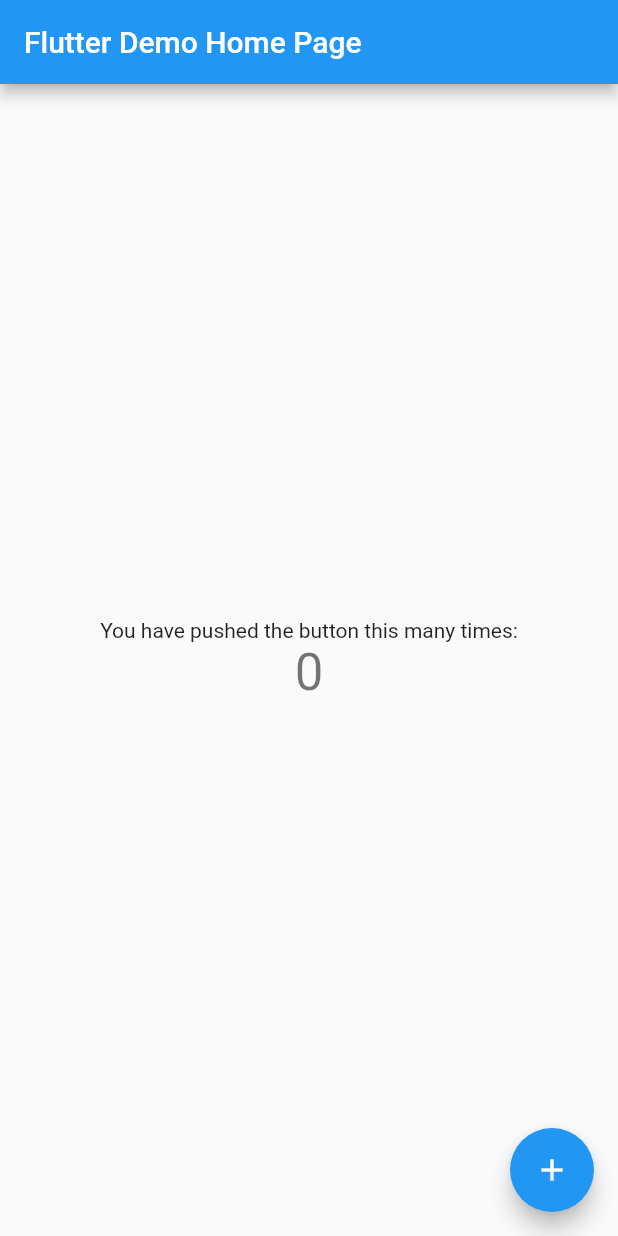
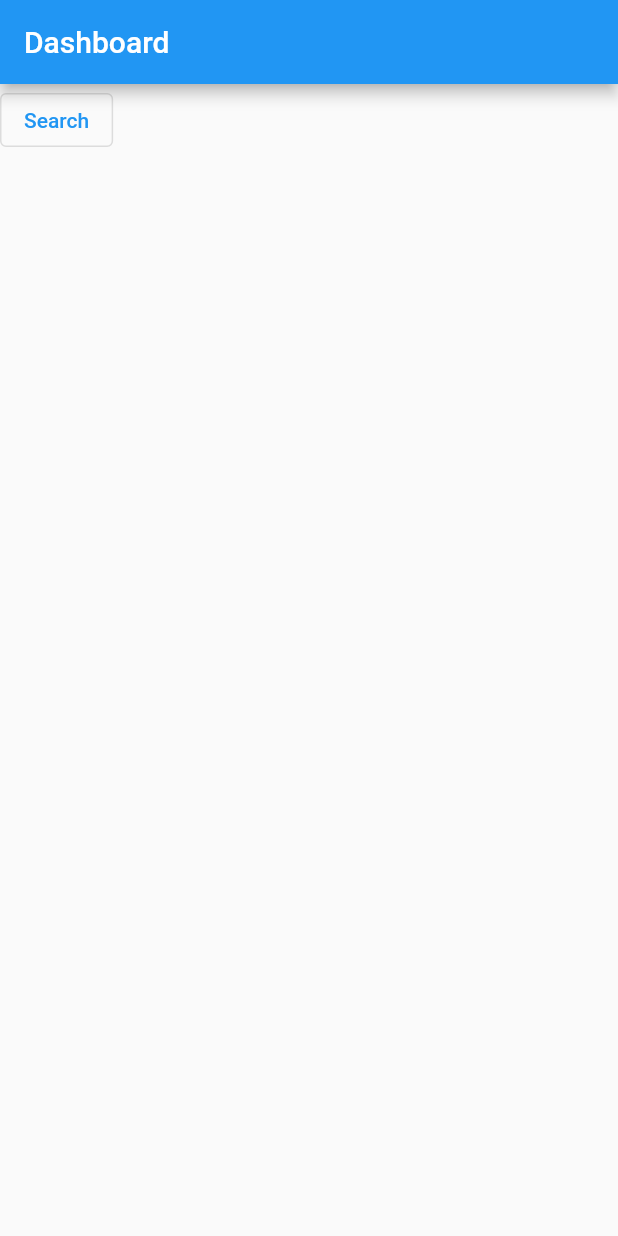
Before and after one commit to tarina-r/what-to-cook, a Flutter app: the screen it shows after launch, on a phone screen of 412 x 824 dp. Run offline on Flutter 3.47's test engine with Material 2 defaults, Android fonts, the phone set to English and light mode, and no system bars.

Commit message:
screen and navigation

```diff
--- a/lib/main.dart
+++ b/lib/main.dart
@@ -1,3 +1,4 @@
+import 'package:cook/screen/dashboard_screen.dart';
 import 'package:flutter/material.dart';
 
 void main() {
@@ -24,92 +25,7 @@ class MyApp extends StatelessWidget {
         // is not restarted.
         primarySwatch: Colors.blue,
       ),
-      home: const MyHomePage(title: 'Flutter Demo Home Page'),
+      home: const DashboardScreen(),
     );
   }
 }
-
-class MyHomePage extends StatefulWidget {
-  const MyHomePage({Key? key, required this.title}) : super(key: key);
-
-  // This widget is the home page of your application. It is stateful, meaning
-  // that it has a State object (defined below) that contains fields that affect
-  // how it looks.
-
-  // This class is the configuration for the state. It holds the values (in this
-  // case the title) provided by the parent (in this case the App widget) and
-  // used by the build method of the State. Fields in a Widget subclass are
-  // always marked "final".
-
-  final String title;
-
-  @override
-  State<MyHomePage> createState() => _MyHomePageState();
-}
-
-class _MyHomePageState extends State<MyHomePage> {
-  int _counter = 0;
-
-  void _incrementCounter() {
-    setState(() {
-      // This call to setState tells the Flutter framework that something has
-      // changed in this State, which causes it to rerun the build method below
-      // so that the display can reflect the updated values. If we changed
-      // _counter without calling setState(), then the build method would not be
-      // called again, and so nothing would appear to happen.
-      _counter++;
-    });
-  }
-
-  @override
-  Widget build(BuildContext context) {
-    // This method is rerun every time setState is called, for instance as done
-    // by the _incrementCounter method above.
-    //
-    // The Flutter framework has been optimized to make rerunning build methods
-    // fast, so that you can just rebuild anything that needs updating rather
-    // than having to individually change instances of widgets.
-    return Scaffold(
-      appBar: AppBar(
-        // Here we take the value from the MyHomePage object that was created by
-        // the App.build method, and use it to set our appbar title.
-        title: Text(widget.title),
-      ),
-      body: Center(
-        // Center is a layout widget. It takes a single child and positions it
-        // in the middle of the parent.
-        child: Column(
-          // Column is also a layout widget. It takes a list of children and
-          // arranges them vertically. By default, it sizes itself to fit its
-          // children horizontally, and tries to be as tall as its parent.
-          //
-          // Invoke "debug painting" (press "p" in the console, choose the
-          // "Toggle Debug Paint" action from the Flutter Inspector in Android
-          // Studio, or the "Toggle Debug Paint" command in Visual Studio Code)
-          // to see the wireframe for each widget.
-          //
-          // Column has various properties to control how it sizes itself and
-          // how it positions its children. Here we use mainAxisAlignment to
-          // center the children vertically; the main axis here is the vertical
-          // axis because Columns are vertical (the cross axis would be
-          // horizontal).
-          mainAxisAlignment: MainAxisAlignment.center,
-          children: <Widget>[
-            const Text(
-              'You have pushed the button this many times:',
-            ),
-            Text(
-              '$_counter',
-              style: Theme.of(context).textTheme.headline4,
-            ),
-          ],
-        ),
-      ),
-      floatingActionButton: FloatingActionButton(
-        onPressed: _incrementCounter,
-        tooltip: 'Increment',
-        child: const Icon(Icons.add),
-      ), // This trailing comma makes auto-formatting nicer for build methods.
-    );
-  }
-}
--- /dev/null
+++ b/lib/screen/dashboard_screen.dart
@@ -0,0 +1,28 @@
+import 'package:cook/screen/recipe_list_screen.dart';
+import 'package:flutter/material.dart';
+
+class DashboardScreen extends StatefulWidget {
+  const DashboardScreen({Key? key}) : super(key: key);
+
+  @override
+  _DashboardScreenState createState() => _DashboardScreenState();
+}
+
+class _DashboardScreenState extends State<DashboardScreen> {
+  navigate(BuildContext context) {
+    Navigator.push(context, MaterialPageRoute(builder: (context) => const RecipeListScreen()));
+  }
+
+  @override
+  Widget build(BuildContext context) {
+    return Scaffold(
+      appBar: AppBar(title: const Text("Dashboard")),
+      body: Container(
+        child: OutlinedButton(
+          onPressed: () => navigate(context),
+          child: const Text("Search"),
+        ),
+      ),
+    );
+  }
+}
```
Also changed, not shown: lib/screen/recipe_details_screen.dart (added, +17 -0 lines), lib/screen/recipe_list_screen.dart (added, +25 -0 lines).
